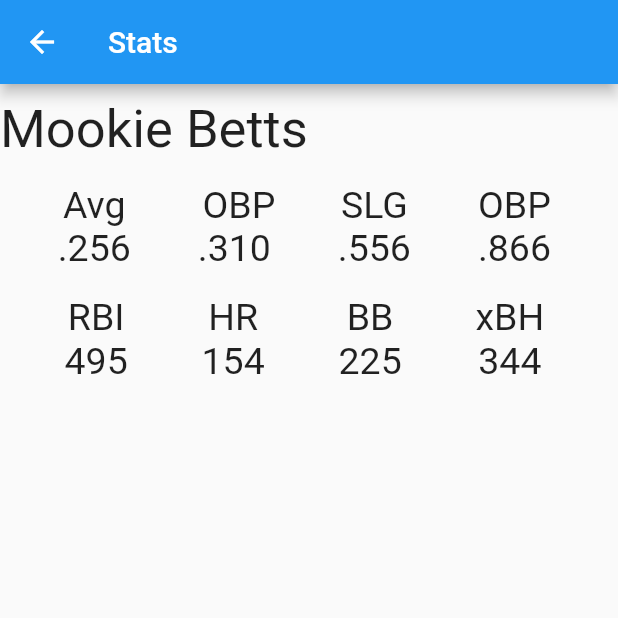
After one commit to mateoavila/QuickStat, a Flutter app: the MySearchPage screen opened directly, after a tap on "Mookie Betts", on a phone screen of 412 x 824 dp, the top half of it. The commit adds this screen. Run offline on Flutter 3.47's test engine with Material 2 defaults, Android fonts, the phone set to English and light mode, and no system bars; our stand-ins replace shared_preferences; accounts and stored records are empty.

Commit message:
mid stats api call

```diff
--- a/lib/api_calls/name_api.dart
+++ b/lib/api_calls/name_api.dart
@@ -4,16 +4,17 @@
 // ignore: camel_case_types
 class Name{
   final String name;
-
+  final String playerID;
   Name({
     required this.name,
+    required this.playerID,
   });
 
   factory Name.fromJson(Map<String, dynamic> json){
     // ignore: prefer_typing_uninitialized_variables
     return Name(
       name: json['name_display_first_last'],
-
+      playerID: json['player_id'],
     );
   }
 }
--- a/lib/main.dart
+++ b/lib/main.dart
@@ -3,6 +3,7 @@ import 'pages/login_page.dart';
 import 'package:batterup/pages/signup_page.dart';
 import 'package:batterup/pages/user_view.dart';
 import 'package:flutter/material.dart';
+import 'pages/stat_screen.dart';
 
 //add this text
 void main(){
@@ -13,9 +14,11 @@ void main(){
 class MyApp extends StatelessWidget{
   @override
   Widget build(BuildContext context) {
-    return MaterialApp(
+    return  MaterialApp(
       title:'BatterUp',
       home: LoginPage(),
+      //home: myStatPage(title: 'stats',),
+
     );
   }
 }
--- a/lib/pages/login_page.dart
+++ b/lib/pages/login_page.dart
@@ -5,10 +5,10 @@ import 'package:flutter/material.dart';
 
 class LoginPage extends StatefulWidget {
   @override
-  _LoginPageState createState() => _LoginPageState();
+  _LoginScreen createState() => _LoginScreen();
 }
 
-class _LoginPageState extends State<LoginPage> {
+class _LoginScreen extends State<LoginPage> {
   void _toUserView() {
     //how to move to a new screen
     Navigator.push(
--- a/lib/pages/search_screen.dart
+++ b/lib/pages/search_screen.dart
@@ -1,4 +1,5 @@
 import 'package:batterup/pages/home_screen.dart';
+import 'package:batterup/pages/stat_screen.dart';
 
 import '../Services.dart';
 import '../api_calls/mlbapi.dart';
@@ -19,6 +20,7 @@ class SearchScreen extends State<MySearchPage> {
   final myController = TextEditingController();
   bool selected = true;
   String name = "First name Last name";
+  Map<String, String> fakeMyPlayers = {};
 
   Map<String, String> suggestedPlayers = {
     "Mookie Betts": "Home Run",
@@ -70,7 +72,7 @@ class SearchScreen extends State<MySearchPage> {
                       contentPadding: EdgeInsets.all(10)),
                   controller: myController,
                   onFieldSubmitted: (value)  async {
-                    name = await callApi(myController.text);
+                    name = await getNameApi(myController.text);
                     suggestedPlayers = {
                       name: "Upcoming",
                     };
@@ -103,11 +105,16 @@ class SearchScreen extends State<MySearchPage> {
                             selected ? Icons.add_box_outlined : Icons.add_box),
                         onPressed: () {
                           setState(() {
-                            //selected = !selected;
                             HomeScreen().addToMyPlayers(suggestedPlayers.keys.elementAt(index));
                           });
                         },
                       ),
+                      onTap: () {
+                        Navigator.push(
+                          context,
+                          MaterialPageRoute(builder: (context) => myStatPage(name: suggestedPlayers.keys.elementAt(index))),
+                        );
+                      },
                     );
                   }),
             )
--- /dev/null
+++ b/lib/pages/stat_screen.dart
@@ -0,0 +1,213 @@
+import 'package:flutter/material.dart';
+
+class myStatPage extends StatelessWidget {
+  myStatPage({Key? key, required this.name}) : super(key: key);
+  String name;
+  final String title = 'Stats';
+
+  var AVGcol = Column(
+    mainAxisSize: MainAxisSize.max,
+    children: const [
+      Text("Avg ",
+          style: TextStyle(
+            fontSize: 25,
+          )),
+      Text(".256 ",
+          style: TextStyle(
+            fontSize: 25,
+          )),
+    ],
+  );
+
+  var OBPcol = Column(
+    mainAxisSize: MainAxisSize.max,
+    children: const [
+      Text("OBP",
+          style: TextStyle(
+            fontSize: 25,
+          )),
+      Text(".310 ",
+          style: TextStyle(
+            fontSize: 25,
+          )),
+    ],
+  );
+
+  var SLGcol = Column(
+    mainAxisSize: MainAxisSize.max,
+    children: const [
+      Text("SLG ",
+          style: TextStyle(
+            fontSize: 25,
+          )),
+      Text(".556 ",
+          style: TextStyle(
+            fontSize: 25,
+          )),
+    ],
+  );
+  var OPScol = Column(
+    mainAxisSize: MainAxisSize.max,
+    children: const [
+      Text("OBP ",
+          style: TextStyle(
+            fontSize: 25,
+          )),
+      Text(".866 ",
+          style: TextStyle(
+            fontSize: 25,
+          )),
+    ],
+  );
+  var RBIcol = Column(
+    mainAxisSize: MainAxisSize.max,
+    children: const [
+      Text("RBI ",
+          style: TextStyle(
+            fontSize: 25,
+          )),
+      Text("495 ",
+          style: TextStyle(
+            fontSize: 25,
+          )),
+    ],
+  );
+  var BBcol = Column(
+    mainAxisSize: MainAxisSize.max,
+    children: const [
+      Text("BB ",
+          style: TextStyle(
+            fontSize: 25,
+          )),
+      Text("225 ",
+          style: TextStyle(
+            fontSize: 25,
+          )),
+    ],
+  );
+  var HRcol = Column(
+    mainAxisSize: MainAxisSize.max,
+    children: const [
+      Text("HR ",
+          style: TextStyle(
+            fontSize: 25,
+          )),
+      Text("154 ",
+          style: TextStyle(
+            fontSize: 25,
+          )),
+    ],
+  );
+
+  var XBHcol = Column(
+    mainAxisSize: MainAxisSize.max,
+    children: const [
+      Text("xBH ",
+          style: TextStyle(
+            fontSize: 25,
+          )),
+      Text("344 ",
+          style: TextStyle(
+            fontSize: 25,
+          )),
+    ],
+  );
+
+
+  @override
+  Widget build(BuildContext context) {
+
+    return Scaffold(
+      appBar: AppBar(
+        title:  Text(title),
+        //automaticallyImplyLeading: false,
+      ),
+      body: Center(
+        child: Column(
+          crossAxisAlignment: CrossAxisAlignment.start,
+          mainAxisSize: MainAxisSize.max,
+          mainAxisAlignment: MainAxisAlignment.start,
+          children: <Widget>[
+            const SizedBox(height: 10.0),
+            Text(name,
+                style: TextStyle(
+                  fontSize: 35,
+                )),
+            const SizedBox(height: 15.0),
+            Row(
+                mainAxisAlignment: MainAxisAlignment.spaceEvenly,
+                children: <Widget>[
+              AVGcol,
+              OBPcol,
+              SLGcol,
+              OPScol,
+            ]),
+            const SizedBox(height: 17.0),
+            Row(
+                mainAxisAlignment: MainAxisAlignment.spaceEvenly,
+                children: <Widget>[
+              RBIcol,
+              HRcol,
+              BBcol,
+              XBHcol,
+            ]),
+          ],
+        ),
+      ),
+    );
+  }
+}
+
+// var statTitleRow = Container(
+//   margin: const EdgeInsets.fromLTRB(0, 10, 0, 0),
+//   padding: const EdgeInsets.fromLTRB(20, 0, 20, 0),
+//   child: Row(
+//     mainAxisSize: MainAxisSize.max,
+//     children: const [
+//       Text("Avg ",
+//           style: TextStyle(
+//             fontSize: 20,
+//           )),
+//       Text("OBP",
+//           style: TextStyle(
+//             fontSize: 20,
+//           )),
+//       Text("SLG ",
+//           style: TextStyle(
+//             fontSize: 20,
+//           )),
+//       Text("OBP ",
+//           style: TextStyle(
+//             fontSize: 20,
+//           )),
+//     ],
+//   ),
+// );
+//
+// var statNumRow = Container(
+//   margin: const EdgeInsets.fromLTRB(0, 0, 0, 0),
+//   padding: const EdgeInsets.fromLTRB(20, 10, 20, 0),
+//   child: Container(
+//     child: Row(
+//       mainAxisSize: MainAxisSize.max,
+//       children: const <Widget>[
+//         Text(".256 ",
+//             style: TextStyle(
+//               fontSize: 20,
+//             )),
+//         Text(".310",
+//             style: TextStyle(
+//               fontSize: 20,
+//             )),
+//         Text(".556 ",
+//             style: TextStyle(
+//               fontSize: 20,
+//             )),
+//         Text(".310",
+//             style: TextStyle(
+//               fontSize: 20,
+//             )),
+//       ],
+//     ),
+//   ),
+// );
--- a/pubspec.yaml
+++ b/pubspec.yaml
@@ -36,6 +36,7 @@ dependencies:
   # The following adds the Cupertino Icons font to your application.
   # Use with the CupertinoIcons class for iOS style icons.
   cupertino_icons: ^1.0.2
+  shared_preferences: ^0.5.2
 
 dev_dependencies:
   flutter_test:
```
Also changed, not shown: lib/api_calls/mlbapi.dart (+18 -1 lines), lib/pages/home_screen.dart (+27 -21 lines), lib/stat_api_calls/queryResults.dart (added, +20 -0 lines), lib/stat_api_calls/sportCareerHitting.dart (added, +20 -0 lines), lib/stat_api_calls/statapi.dart (added, +17 -0 lines), pubspec.lock, 3 other files.
